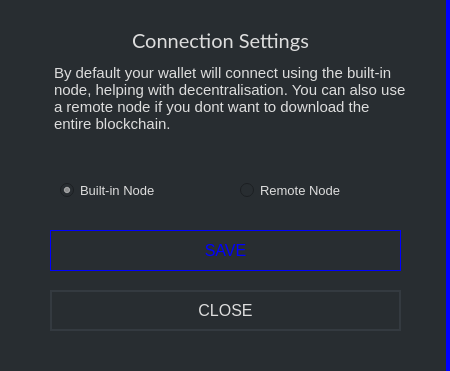
Above: src/gui/ui/nodesettings.ui from aluisyoanx/gui-wallet before the change. Below: the same form after it.
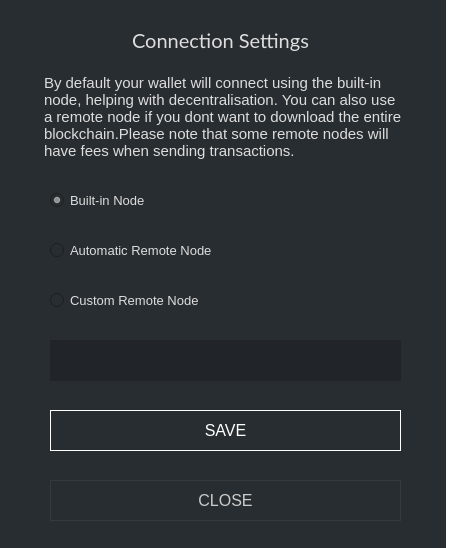
That is the form after the change.

Diff of the .ui file:
```diff
--- a/src/gui/ui/nodesettings.ui
+++ b/src/gui/ui/nodesettings.ui
@@ -7,7 +7,7 @@
     <x>0</x>
     <y>0</y>
     <width>450</width>
-    <height>371</height>
+    <height>548</height>
    </rect>
   </property>
   <property name="minimumSize">
@@ -28,11 +28,11 @@
      <x>0</x>
      <y>0</y>
      <width>450</width>
-     <height>371</height>
+     <height>548</height>
     </rect>
    </property>
    <property name="styleSheet">
-    <string notr="true">background-color: #282d31; border-right: 4px solid blue;</string>
+    <string notr="true">background-color: #282d31; border-right: 4px solid white;</string>
    </property>
    <property name="title">
     <string/>
@@ -65,9 +65,9 @@
    <widget class="QTextBrowser" name="textBrowser">
     <property name="geometry">
      <rect>
-      <x>50</x>
-      <y>60</y>
-      <width>361</width>
+      <x>40</x>
+      <y>70</y>
+      <width>371</width>
       <height>101</height>
      </rect>
     </property>
@@ -84,15 +84,15 @@
 &lt;html&gt;&lt;head&gt;&lt;meta name=&quot;qrichtext&quot; content=&quot;1&quot; /&gt;&lt;style type=&quot;text/css&quot;&gt;
 p, li { white-space: pre-wrap; }
 &lt;/style&gt;&lt;/head&gt;&lt;body style=&quot; font-family:'MS Shell Dlg 2'; font-size:15px; font-weight:400; font-style:normal;&quot;&gt;
-&lt;p style=&quot; margin-top:0px; margin-bottom:0px; margin-left:0px; margin-right:0px; -qt-block-indent:0; text-indent:0px;&quot;&gt;&lt;span style=&quot; font-family:'Lato'; font-size:15px;&quot;&gt;By default your wallet will connect using the built-in node, helping with decentralisation. You can also use a remote node if you dont want to download the entire blockchain.&lt;/span&gt;&lt;/p&gt;&lt;/body&gt;&lt;/html&gt;</string>
+&lt;p style=&quot; margin-top:0px; margin-bottom:0px; margin-left:0px; margin-right:0px; -qt-block-indent:0; text-indent:0px;&quot;&gt;&lt;span style=&quot; font-family:'Lato'; font-size:15px;&quot;&gt;By default your wallet will connect using the built-in node, helping with decentralisation. You can also use a remote node if you dont want to download the entire blockchain.Please note that some remote nodes will have fees when sending transactions.&lt;/span&gt;&lt;/p&gt;&lt;/body&gt;&lt;/html&gt;</string>
     </property>
    </widget>
    <widget class="QRadioButton" name="radioButton">
     <property name="geometry">
      <rect>
-      <x>240</x>
-      <y>180</y>
-      <width>161</width>
+      <x>50</x>
+      <y>290</y>
+      <width>351</width>
       <height>21</height>
      </rect>
     </property>
@@ -107,7 +107,7 @@
 font-size: 13px;</string>
     </property>
     <property name="text">
-     <string>Remote Node</string>
+     <string>Custom Remote Node</string>
     </property>
     <property name="checked">
      <bool>false</bool>
@@ -116,9 +116,9 @@
    <widget class="QRadioButton" name="radioButton_2">
     <property name="geometry">
      <rect>
-      <x>60</x>
-      <y>180</y>
-      <width>161</width>
+      <x>50</x>
+      <y>190</y>
+      <width>351</width>
       <height>21</height>
      </rect>
     </property>
@@ -143,7 +143,7 @@
     <property name="geometry">
      <rect>
       <x>50</x>
-      <y>290</y>
+      <y>480</y>
       <width>351</width>
       <height>41</height>
      </rect>
@@ -160,7 +160,9 @@
      </font>
     </property>
     <property name="styleSheet">
-     <string notr="true">color: #ddd; border: 2px solid #343a40; font-size: 16px; background-color: #21259;</string>
+     <string notr="true">QPushButton#m_cancelButton {color: #ccc; border: 1px solid #343a40; font-size: 16px; background-color: #21259;}
+
+QPushButton#m_cancelButton:hover {color: #ddd; border: 2px solid #444; font-size: 16px; background-color: #21259;}</string>
     </property>
     <property name="text">
      <string>CLOSE</string>
@@ -170,7 +172,7 @@
     <property name="geometry">
      <rect>
       <x>50</x>
-      <y>230</y>
+      <y>410</y>
       <width>351</width>
       <height>41</height>
      </rect>
@@ -187,12 +189,60 @@
      </font>
     </property>
     <property name="styleSheet">
-     <string notr="true">color: blue; background-color: #1; border: 1px solid blue; font-size: 16px;</string>
+     <string notr="true">QPushButton#m_okButton {color: white; background-color: #1; border: 1px solid white; font-size: 16px;}
+
+QPushButton#m_okButton:hover {color: white; background-color: #1; border: 2px solid white; font-size: 16px;}</string>
     </property>
     <property name="text">
      <string>SAVE</string>
     </property>
    </widget>
+   <widget class="QLineEdit" name="m_hostEdit">
+    <property name="geometry">
+     <rect>
+      <x>50</x>
+      <y>340</y>
+      <width>351</width>
+      <height>41</height>
+     </rect>
+    </property>
+    <property name="styleSheet">
+     <string notr="true">background-color: #212529;
+border-right: 0px;
+color: #e5e5e5;
+padding: 5px;
+font-size: 13px;</string>
+    </property>
+    <property name="text">
+     <string/>
+    </property>
+   </widget>
+   <widget class="QRadioButton" name="radioButton_3">
+    <property name="geometry">
+     <rect>
+      <x>50</x>
+      <y>240</y>
+      <width>351</width>
+      <height>21</height>
+     </rect>
+    </property>
+    <property name="font">
+     <font>
+      <pointsize>-1</pointsize>
+     </font>
+    </property>
+    <property name="styleSheet">
+     <string notr="true">color: #ddd;
+border-right: 0px;
+font-size: 13px;</string>
+    </property>
+    <property name="text">
+     <string>Automatic Remote Node</string>
+    </property>
+    <property name="checked">
+     <bool>false</bool>
+    </property>
+   </widget>
   </widget>
  </widget>
  <resources/>
```
Left out of the diff: 2 changed lines with no effect on the pictures.
